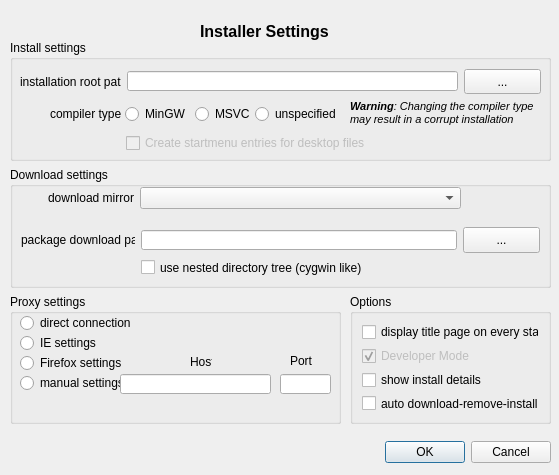
Old version of the form gui/settingspage.ui in the repository KDE/kdewin-installer.
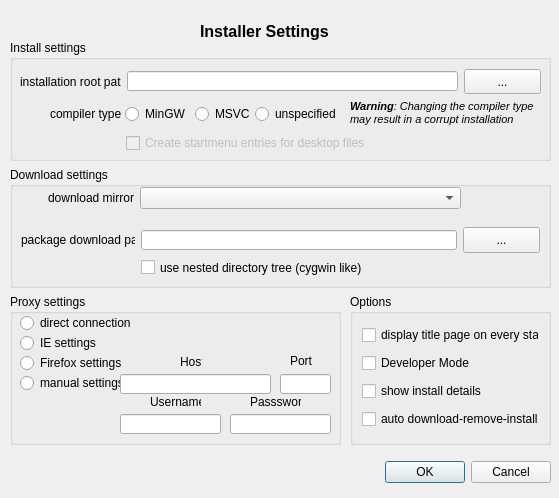
New version of the form.

Commit message: made proxy username and password editable

Patch:
```diff
--- a/gui/settingspage.ui
+++ b/gui/settingspage.ui
@@ -6,7 +6,7 @@
     <x>0</x>
     <y>0</y>
     <width>559</width>
-    <height>475</height>
+    <height>498</height>
    </rect>
   </property>
   <property name="windowTitle" >
@@ -40,7 +40,7 @@
      <x>350</x>
      <y>294</y>
      <width>201</width>
-     <height>130</height>
+     <height>151</height>
     </rect>
    </property>
    <property name="title" >
@@ -72,7 +72,7 @@
     <item>
      <widget class="QCheckBox" name="checkBox" >
       <property name="enabled" >
-       <bool>false</bool>
+       <bool>true</bool>
       </property>
       <property name="toolTip" >
        <string comment="Uncheck to disable developer related package display" >&lt;html>&lt;head>&lt;meta name="qrichtext" content="1" />&lt;style type="text/css">
@@ -89,8 +89,11 @@
       <property name="text" >
        <string>Developer Mode</string>
       </property>
+      <property name="checkable" >
+       <bool>false</bool>
+      </property>
       <property name="checked" >
-       <bool>true</bool>
+       <bool>false</bool>
       </property>
      </widget>
     </item>
@@ -128,7 +131,7 @@
      <x>10</x>
      <y>294</y>
      <width>331</width>
-     <height>130</height>
+     <height>151</height>
     </rect>
    </property>
    <property name="title" >
@@ -199,7 +202,7 @@
    <widget class="QLabel" name="label_4" >
     <property name="geometry" >
      <rect>
-      <x>180</x>
+      <x>170</x>
       <y>60</y>
       <width>22</width>
       <height>16</height>
@@ -235,12 +238,58 @@
      <string>Firefox settings</string>
     </property>
    </widget>
+   <widget class="QLineEdit" name="proxyUserName" >
+    <property name="geometry" >
+     <rect>
+      <x>110</x>
+      <y>120</y>
+      <width>101</width>
+      <height>20</height>
+     </rect>
+    </property>
+   </widget>
+   <widget class="QLabel" name="label_9" >
+    <property name="geometry" >
+     <rect>
+      <x>140</x>
+      <y>100</y>
+      <width>51</width>
+      <height>16</height>
+     </rect>
+    </property>
+    <property name="text" >
+     <string>Username</string>
+    </property>
+   </widget>
+   <widget class="QLabel" name="label_10" >
+    <property name="geometry" >
+     <rect>
+      <x>240</x>
+      <y>100</y>
+      <width>51</width>
+      <height>16</height>
+     </rect>
+    </property>
+    <property name="text" >
+     <string>Passsword</string>
+    </property>
+   </widget>
+   <widget class="QLineEdit" name="proxyPassword" >
+    <property name="geometry" >
+     <rect>
+      <x>220</x>
+      <y>120</y>
+      <width>101</width>
+      <height>20</height>
+     </rect>
+    </property>
+   </widget>
   </widget>
   <widget class="QDialogButtonBox" name="buttonBox" >
    <property name="geometry" >
     <rect>
      <x>360</x>
-     <y>440</y>
+     <y>460</y>
      <width>191</width>
      <height>25</height>
     </rect>
```
Left out of the diff: 15 changed lines with no effect on the pictures. The commit also changes 10 other files.
